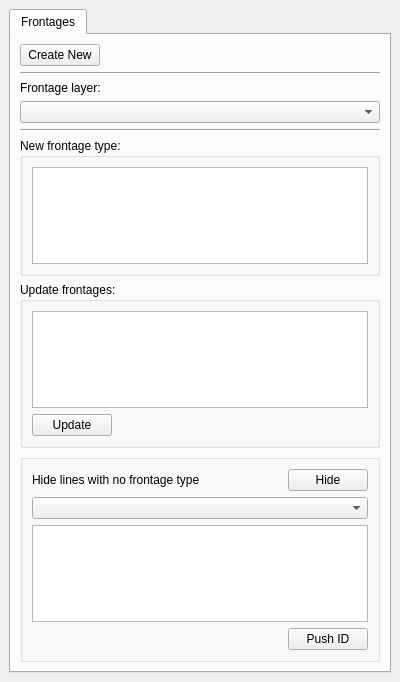
Old version of the form UrbanDataInput/urban_data_input_dockwidget_base.ui in the repository spacesyntax/UrbanDataInputTool.
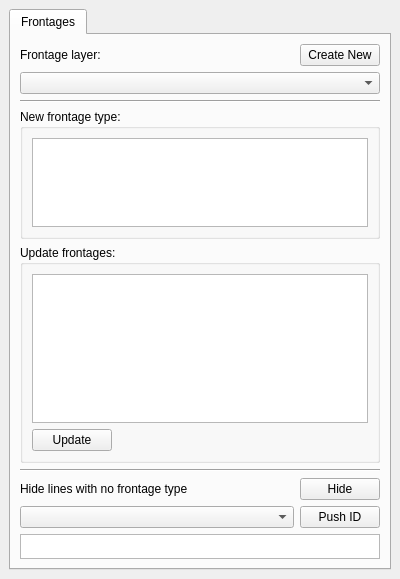
New version of the form.

Commit message: smaller dockwidget for 13inch screens

Diff of the .ui file:
```diff
--- a/UrbanDataInput/urban_data_input_dockwidget_base.ui
+++ b/UrbanDataInput/urban_data_input_dockwidget_base.ui
@@ -7,17 +7,21 @@
     <x>0</x>
     <y>0</y>
     <width>400</width>
-    <height>682</height>
+    <height>579</height>
    </rect>
   </property>
+  <property name="minimumSize">
+   <size>
+    <width>367</width>
+    <height>579</height>
+   </size>
+  </property>
   <property name="windowTitle">
    <string>Urban Data Input</string>
   </property>
   <widget class="QWidget" name="dockWidgetContents">
    <layout class="QVBoxLayout" name="verticalLayout">
     <item>
-     <layout class="QVBoxLayout" name="verticalLayout_2">
-      <item>
        <widget class="QTabWidget" name="tabWidget">
         <property name="tabShape">
          <enum>QTabWidget::Rounded</enum>
@@ -32,35 +36,37 @@
          <attribute name="title">
           <string>Frontages</string>
          </attribute>
-         <layout class="QVBoxLayout" name="verticalLayout_3">
+       <layout class="QVBoxLayout" name="verticalLayout_2" stretch="0,0,3,0">
           <item>
-           <widget class="QPushButton" name="pushButtonNewFile">
-            <property name="sizePolicy">
-             <sizepolicy hsizetype="Maximum" vsizetype="Fixed">
-              <horstretch>0</horstretch>
-              <verstretch>0</verstretch>
-             </sizepolicy>
-            </property>
-            <property name="text">
-             <string>Create New</string>
-            </property>
-           </widget>
-          </item>
-          <item>
-           <widget class="Line" name="line">
-            <property name="orientation">
-             <enum>Qt::Horizontal</enum>
-            </property>
-           </widget>
-          </item>
-          <item>
+         <layout class="QGridLayout" name="gridLayout">
+          <item row="0" column="0">
            <widget class="QLabel" name="label_2">
             <property name="text">
              <string>Frontage layer:</string>
             </property>
            </widget>
           </item>
-          <item>
+          <item row="2" column="0" colspan="2">
+           <widget class="Line" name="line_2">
+            <property name="orientation">
+             <enum>Qt::Horizontal</enum>
+            </property>
+           </widget>
+          </item>
+          <item row="0" column="1">
+           <widget class="QPushButton" name="pushButtonNewFile">
+            <property name="sizePolicy">
+             <sizepolicy hsizetype="Maximum" vsizetype="Fixed">
+              <horstretch>0</horstretch>
+              <verstretch>0</verstretch>
+             </sizepolicy>
+            </property>
+            <property name="text">
+             <string>Create New</string>
+            </property>
+           </widget>
+          </item>
+          <item row="1" column="0" colspan="2">
            <widget class="QComboBox" name="useExistingcomboBox">
             <property name="sizePolicy">
              <sizepolicy hsizetype="Minimum" vsizetype="Fixed">
@@ -70,15 +76,22 @@
             </property>
            </widget>
           </item>
-          <item>
-           <widget class="Line" name="line_2">
-            <property name="orientation">
-             <enum>Qt::Horizontal</enum>
-            </property>
-           </widget>
+         </layout>
           </item>
           <item>
            <widget class="QGroupBox" name="groupBox_3">
+          <property name="sizePolicy">
+           <sizepolicy hsizetype="Preferred" vsizetype="Maximum">
+            <horstretch>0</horstretch>
+            <verstretch>0</verstretch>
+           </sizepolicy>
+          </property>
+          <property name="maximumSize">
+           <size>
+            <width>16777215</width>
+            <height>130</height>
+           </size>
+          </property>
             <property name="title">
              <string>New frontage type:</string>
             </property>
@@ -91,6 +104,12 @@
                  <verstretch>0</verstretch>
                 </sizepolicy>
                </property>
+             <property name="maximumSize">
+              <size>
+               <width>16777215</width>
+               <height>100</height>
+              </size>
+             </property>
                <property name="sortingEnabled">
                 <bool>false</bool>
                </property>
@@ -109,11 +128,11 @@
               <layout class="QHBoxLayout" name="horizontalLayout_2">
                <item>
                 <widget class="QTableWidget" name="tableWidgetFrontage">
-                 <property name="sizePolicy">
-                  <sizepolicy hsizetype="Expanding" vsizetype="Maximum">
-                   <horstretch>0</horstretch>
-                   <verstretch>0</verstretch>
-                  </sizepolicy>
+               <property name="maximumSize">
+                <size>
+                 <width>16777215</width>
+                 <height>16777215</height>
+                </size>
                  </property>
                  <property name="rowCount">
                   <number>0</number>
@@ -166,22 +185,18 @@
            </widget>
           </item>
           <item>
-           <widget class="QGroupBox" name="groupBox">
-            <property name="title">
-             <string/>
-            </property>
             <layout class="QGridLayout" name="gridLayout_2">
-             <item row="2" column="0" colspan="2">
-              <widget class="QListWidget" name="pushIDlistWidget">
-               <property name="sizePolicy">
-                <sizepolicy hsizetype="Expanding" vsizetype="Maximum">
-                 <horstretch>0</horstretch>
-                 <verstretch>0</verstretch>
-                </sizepolicy>
+          <item row="2" column="0">
+           <widget class="QComboBox" name="pushIDcomboBox"/>
+          </item>
+          <item row="1" column="0">
+           <widget class="QLabel" name="label_3">
+            <property name="text">
+             <string>Hide lines with no frontage type</string>
                </property>
               </widget>
              </item>
-             <item row="0" column="1">
+          <item row="1" column="1">
               <widget class="QPushButton" name="hideshowButton">
                <property name="text">
                 <string>Hide</string>
@@ -197,10 +212,7 @@
                </property>
               </widget>
              </item>
-             <item row="1" column="0" colspan="2">
-              <widget class="QComboBox" name="pushIDcomboBox"/>
-             </item>
-             <item row="3" column="1">
+          <item row="2" column="1">
               <widget class="QPushButton" name="updateIDPushButton">
                <property name="sizePolicy">
                 <sizepolicy hsizetype="Maximum" vsizetype="Fixed">
@@ -213,34 +225,34 @@
                </property>
               </widget>
              </item>
-             <item row="0" column="0">
-              <widget class="QLabel" name="label_3">
-               <property name="text">
-                <string>Hide lines with no frontage type</string>
-               </property>
-              </widget>
-             </item>
-            </layout>
-           </widget>
-          </item>
-          <item>
-           <spacer name="verticalSpacer">
-            <property name="orientation">
-             <enum>Qt::Vertical</enum>
-            </property>
-            <property name="sizeHint" stdset="0">
+          <item row="3" column="0" colspan="2">
+           <widget class="QListWidget" name="pushIDlistWidget">
+            <property name="sizePolicy">
+             <sizepolicy hsizetype="Expanding" vsizetype="Maximum">
+              <horstretch>0</horstretch>
+              <verstretch>0</verstretch>
+             </sizepolicy>
+            </property>
+            <property name="maximumSize">
              <size>
-              <width>20</width>
-              <height>40</height>
+              <width>16777215</width>
+              <height>25</height>
              </size>
             </property>
-           </spacer>
+           </widget>
           </item>
-         </layout>
-        </widget>
-       </widget>
-      </item>
-     </layout>
+          <item row="0" column="0" colspan="2">
+           <widget class="Line" name="line">
+            <property name="orientation">
+             <enum>Qt::Horizontal</enum>
+            </property>
+           </widget>
+          </item>
+         </layout>
+        </item>
+       </layout>
+      </widget>
+     </widget>
     </item>
    </layout>
   </widget>
```
Lines whose indentation alone changed are shown as unchanged. The commit also changes 2 other files.
